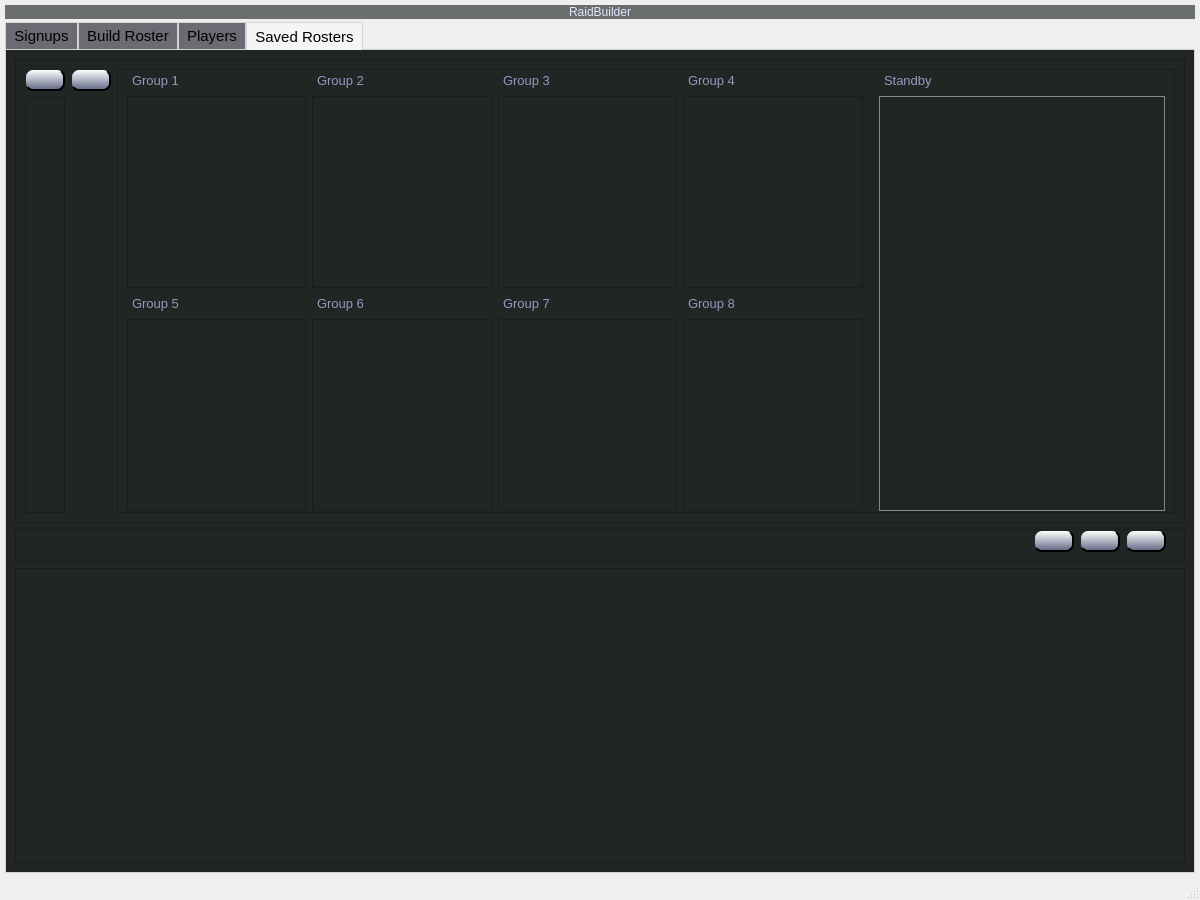
Qt form RaidBuilder/main.ui (ashleytufo/RaidBuilder) before a commit.
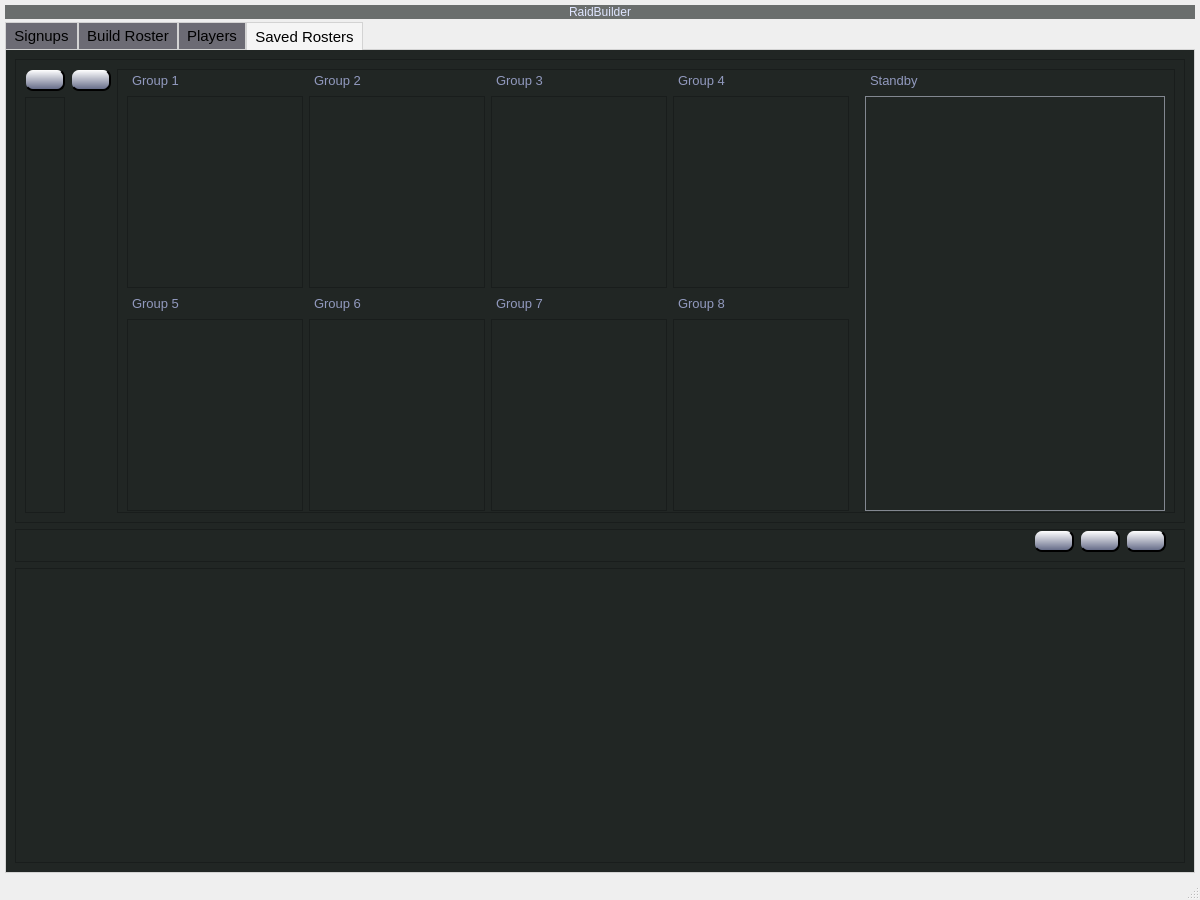
The same form after that commit. The open tabs and pages were chosen to show the change. Icons and pictures are not drawn.

```diff
--- a/RaidBuilder/main.ui
+++ b/RaidBuilder/main.ui
@@ -98,7 +98,7 @@
 }
 
 QWidget QComboBox:disabled {
-    background-color: rgb(189, 189, 189);
+    background-color: rgb(227, 227, 227);
     color: rgb(136, 136, 136);
 }
 
@@ -2329,6 +2329,12 @@
                  <layout class="QGridLayout" name="s_roster_info_grid">
                   <item row="1" column="0">
                    <widget class="QListWidget" name="s_rosterGrp_list_1">
+                    <property name="minimumSize">
+                     <size>
+                      <width>150</width>
+                      <height>0</height>
+                     </size>
+                    </property>
                     <property name="acceptDrops">
                      <bool>true</bool>
                     </property>
@@ -2345,6 +2351,12 @@
                   </item>
                   <item row="1" column="1">
                    <widget class="QListWidget" name="s_rosterGrp_list_2">
+                    <property name="minimumSize">
+                     <size>
+                      <width>150</width>
+                      <height>0</height>
+                     </size>
+                    </property>
                     <property name="acceptDrops">
                      <bool>true</bool>
                     </property>
@@ -2361,6 +2373,12 @@
                   </item>
                   <item row="1" column="2">
                    <widget class="QListWidget" name="s_rosterGrp_list_3">
+                    <property name="minimumSize">
+                     <size>
+                      <width>150</width>
+                      <height>0</height>
+                     </size>
+                    </property>
                     <property name="acceptDrops">
                      <bool>true</bool>
                     </property>
@@ -2377,6 +2395,12 @@
                   </item>
                   <item row="1" column="3">
                    <widget class="QListWidget" name="s_rosterGrp_list_4">
+                    <property name="minimumSize">
+                     <size>
+                      <width>150</width>
+                      <height>0</height>
+                     </size>
+                    </property>
                     <property name="acceptDrops">
                      <bool>true</bool>
                     </property>
@@ -2428,6 +2452,12 @@
                   </item>
                   <item row="3" column="0">
                    <widget class="QListWidget" name="s_rosterGrp_list_5">
+                    <property name="minimumSize">
+                     <size>
+                      <width>150</width>
+                      <height>0</height>
+                     </size>
+                    </property>
                     <property name="acceptDrops">
                      <bool>true</bool>
                     </property>
@@ -2465,6 +2495,12 @@
                   </item>
                   <item row="3" column="1">
                    <widget class="QListWidget" name="s_rosterGrp_list_6">
+                    <property name="minimumSize">
+                     <size>
+                      <width>150</width>
+                      <height>0</height>
+                     </size>
+                    </property>
                     <property name="acceptDrops">
                      <bool>true</bool>
                     </property>
@@ -2481,6 +2517,12 @@
                   </item>
                   <item row="3" column="2">
                    <widget class="QListWidget" name="s_rosterGrp_list_7">
+                    <property name="minimumSize">
+                     <size>
+                      <width>150</width>
+                      <height>0</height>
+                     </size>
+                    </property>
                     <property name="acceptDrops">
                      <bool>true</bool>
                     </property>
@@ -2497,6 +2539,12 @@
                   </item>
                   <item row="3" column="3">
                    <widget class="QListWidget" name="s_rosterGrp_list_8">
+                    <property name="minimumSize">
+                     <size>
+                      <width>150</width>
+                      <height>0</height>
+                     </size>
+                    </property>
                     <property name="acceptDrops">
                      <bool>true</bool>
                     </property>
@@ -2541,50 +2589,36 @@
                     </property>
                    </widget>
                   </item>
-                  <item row="1" column="3">
-                   <spacer name="horizontalSpacer_15">
-                    <property name="orientation">
-                     <enum>Qt::Horizontal</enum>
-                    </property>
-                    <property name="sizeHint" stdset="0">
-                     <size>
-                      <width>40</width>
-                      <height>20</height>
-                     </size>
-                    </property>
-                   </spacer>
-                  </item>
                   <item row="1" column="1">
-                   <spacer name="horizontalSpacer_14">
-                    <property name="orientation">
-                     <enum>Qt::Horizontal</enum>
-                    </property>
-                    <property name="sizeHint" stdset="0">
-                     <size>
-                      <width>40</width>
-                      <height>20</height>
-                     </size>
-                    </property>
-                   </spacer>
-                  </item>
-                  <item row="1" column="0">
-                   <widget class="QListWidget" name="s_rosterStandby_list_1">
-                    <property name="acceptDrops">
-                     <bool>true</bool>
-                    </property>
-                    <property name="editTriggers">
-                     <set>QAbstractItemView::NoEditTriggers</set>
-                    </property>
-                    <property name="dragDropMode">
-                     <enum>QAbstractItemView::NoDragDrop</enum>
-                    </property>
-                    <property name="defaultDropAction">
-                     <enum>Qt::MoveAction</enum>
-                    </property>
-                   </widget>
-                  </item>
-                  <item row="1" column="2">
                    <widget class="QListWidget" name="s_rosterStandby_list_2">
+                    <property name="minimumSize">
+                     <size>
+                      <width>150</width>
+                      <height>0</height>
+                     </size>
+                    </property>
+                    <property name="acceptDrops">
+                     <bool>true</bool>
+                    </property>
+                    <property name="editTriggers">
+                     <set>QAbstractItemView::NoEditTriggers</set>
+                    </property>
+                    <property name="dragDropMode">
+                     <enum>QAbstractItemView::NoDragDrop</enum>
+                    </property>
+                    <property name="defaultDropAction">
+                     <enum>Qt::MoveAction</enum>
+                    </property>
+                   </widget>
+                  </item>
+                  <item row="1" column="0">
+                   <widget class="QListWidget" name="s_rosterStandby_list_1">
+                    <property name="minimumSize">
+                     <size>
+                      <width>150</width>
+                      <height>0</height>
+                     </size>
+                    </property>
                     <property name="acceptDrops">
                      <bool>true</bool>
                     </property>
```
Left out of the diff: 169 changed lines with no effect on the pictures.
